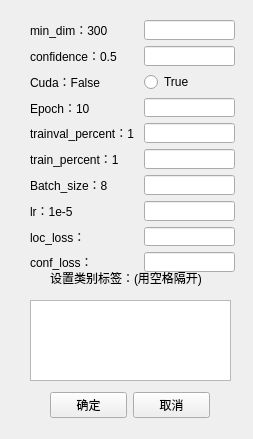
banniford/Microbial-identification, file ui/parameter.ui: the form before one commit.
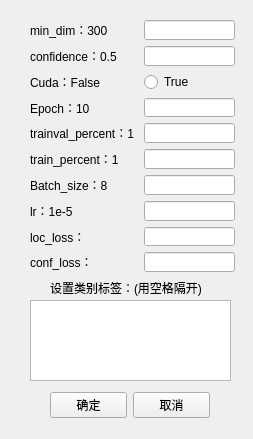
The form after the commit.

Diff of the .ui file:
```diff
--- a/ui/parameter.ui
+++ b/ui/parameter.ui
@@ -212,7 +212,7 @@
    <property name="geometry">
     <rect>
      <x>50</x>
-     <y>270</y>
+     <y>280</y>
      <width>161</width>
      <height>16</height>
     </rect>
```
